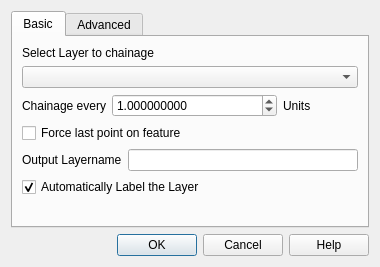
Before: the Qt Designer form ui_qchainage.ui in mach0/qchainage, drawn with Qt 5.
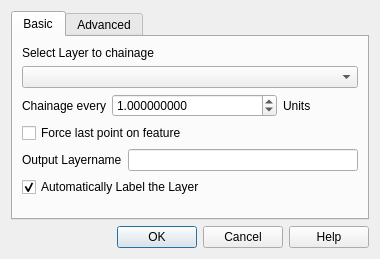
After: the same form once the commit is applied.

Patch:
```diff
--- a/ui_qchainage.ui
+++ b/ui_qchainage.ui
@@ -10,7 +10,7 @@
     <x>0</x>
     <y>0</y>
     <width>380</width>
-    <height>267</height>
+    <height>259</height>
    </rect>
   </property>
   <property name="minimumSize">
```
Left out of the diff: 2 changed lines with no effect on the pictures.
